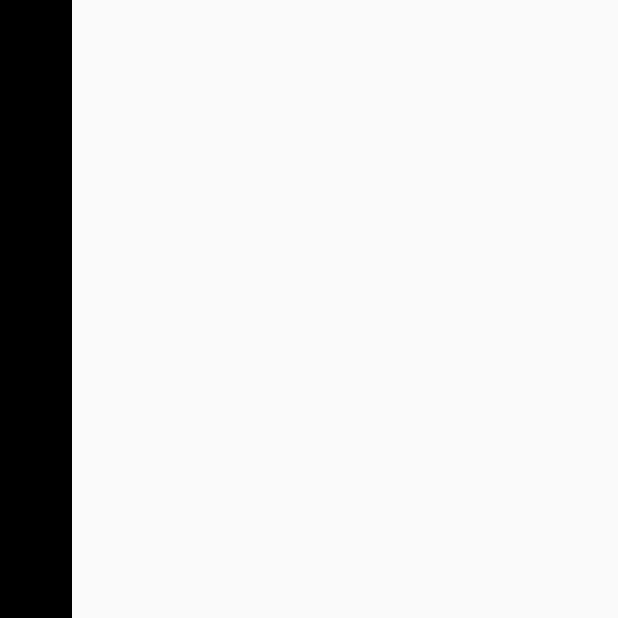
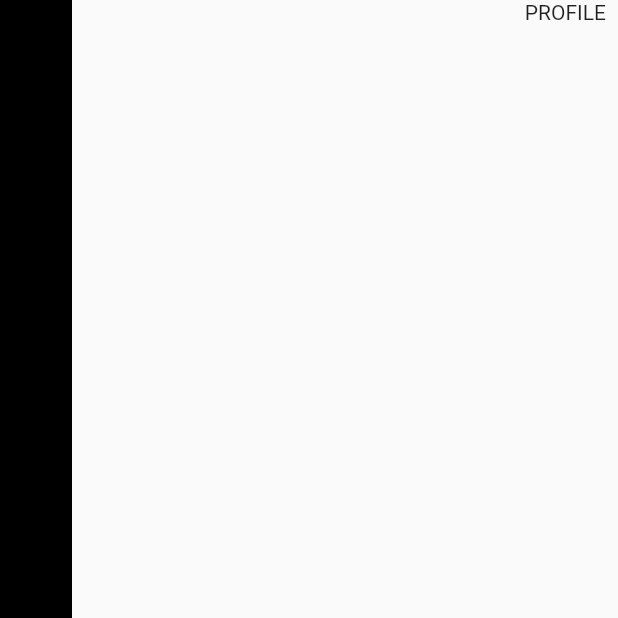
Before and after one commit to JAICHANGPARK/flutter_notebook_11th_story, a Flutter app: the screen it shows after launch, on a phone screen of 412 x 824 dp, the top half of it. Run offline on Flutter 3.47's test engine with Material 2 defaults, Android fonts, the phone set to English and light mode, and no system bars; our stand-ins replace backdrop, badges, flutter_inner_drawer, flutter_slidable, flutter_swiper, google_fonts.

Commit message:
Update food_bill_home_page.dart

```diff
--- a/lib/ep714_food_bill_app/ui/food_bill_home_page.dart
+++ b/lib/ep714_food_bill_app/ui/food_bill_home_page.dart
@@ -12,11 +12,15 @@ class _FoodBillHomePageState extends State<FoodBillHomePage> {
       body: SafeArea(
         child: Stack(
           children: [
+            Positioned(
+              right: 8,
+              top: 0,
+              child: Text("PROFILE"),
+            ),
             Positioned(child: Container(
               width: 48,
               color: Colors.black,
               height: MediaQuery.of(context).size.height / 1.4,
-
             ),
             left: 0,
             top: 0,
```
